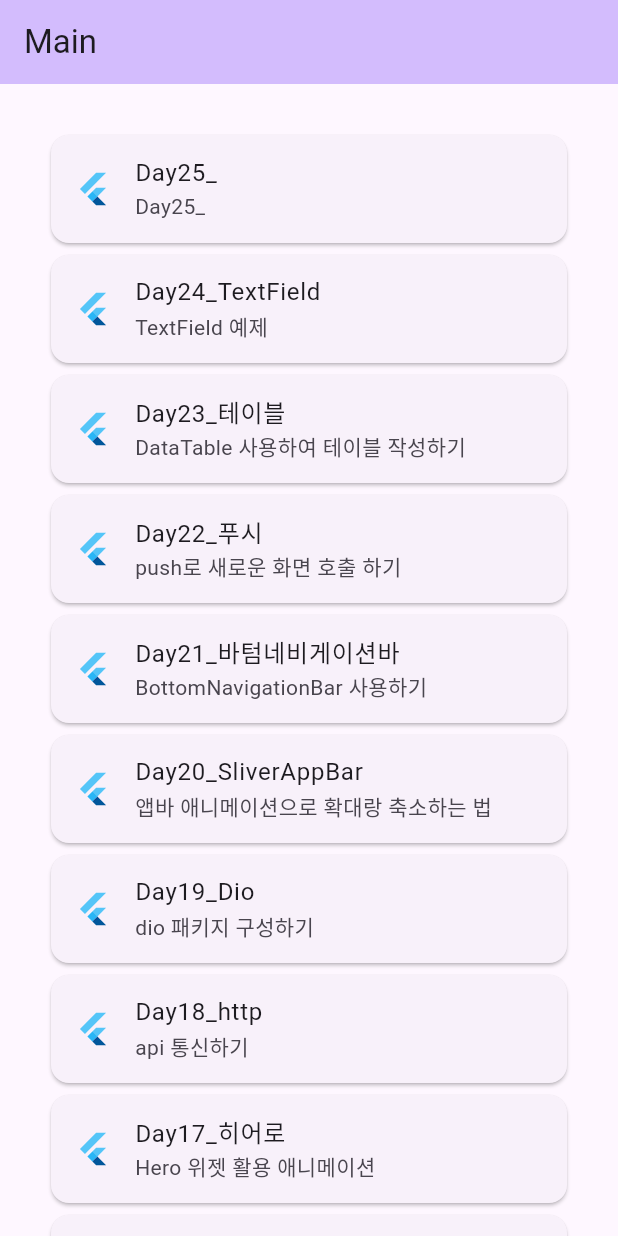
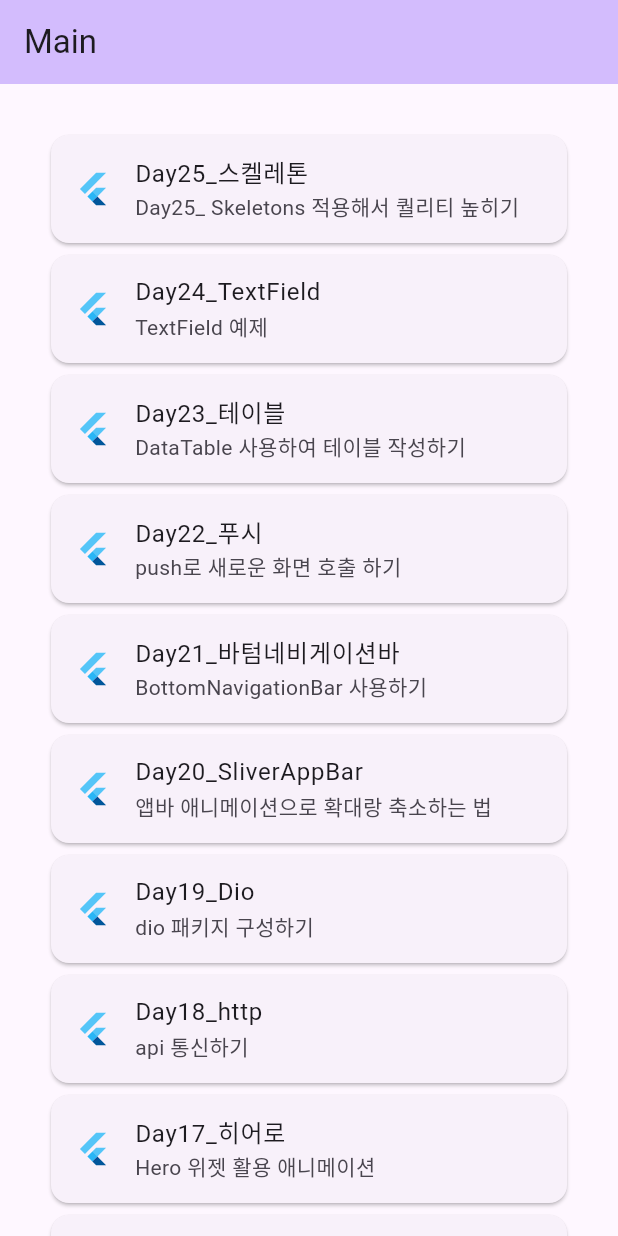
Before and after one commit to junselee42/flutter_study, a Flutter app: the screen it shows after launch, on a phone screen of 412 x 824 dp. Run offline on Flutter 3.47's test engine with Material 2 defaults, Android fonts, the phone set to English and light mode, and no system bars; our stand-ins replace dio, skeletons.

Commit message:
update: updated ex24 - 스켈레톤 위젯 추가하고 사용하기

```diff
--- a/lib/main.dart
+++ b/lib/main.dart
@@ -46,8 +46,8 @@ class _MyHomePageState extends State<MyHomePage> {
           Card(
             child: ListTile(
               leading: const FlutterLogo(),
-              title: const Text('Day25_'),
-              subtitle: const Text('Day25_'),
+              title: const Text('Day25_스켈레톤'),
+              subtitle: const Text('Day25_ Skeletons 적용해서 퀄리티 높히기'),
               hoverColor: Colors.purple,
               onTap: () {
                 Navigator.of(context).pushNamed('/twentyfifth');
--- a/pubspec.yaml
+++ b/pubspec.yaml
@@ -30,6 +30,7 @@ environment:
 dependencies:
   flutter:
     sdk: flutter
+  skeletons: ^0.0.3
 
   # The following adds the Cupertino Icons font to your application.
   # Use with the CupertinoIcons class for iOS style icons.
```
Also changed, not shown: lib/router/pages/twentyfive.dart (+9 -2 lines), pubspec.lock.
